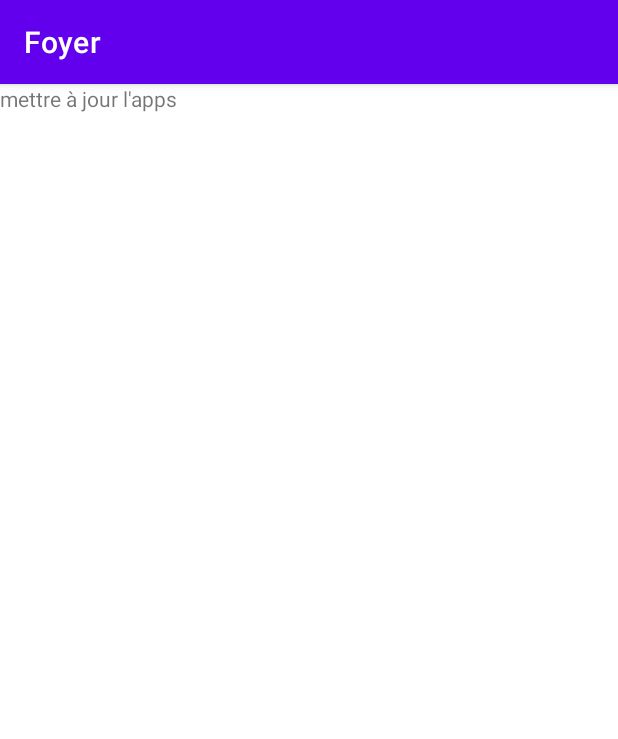
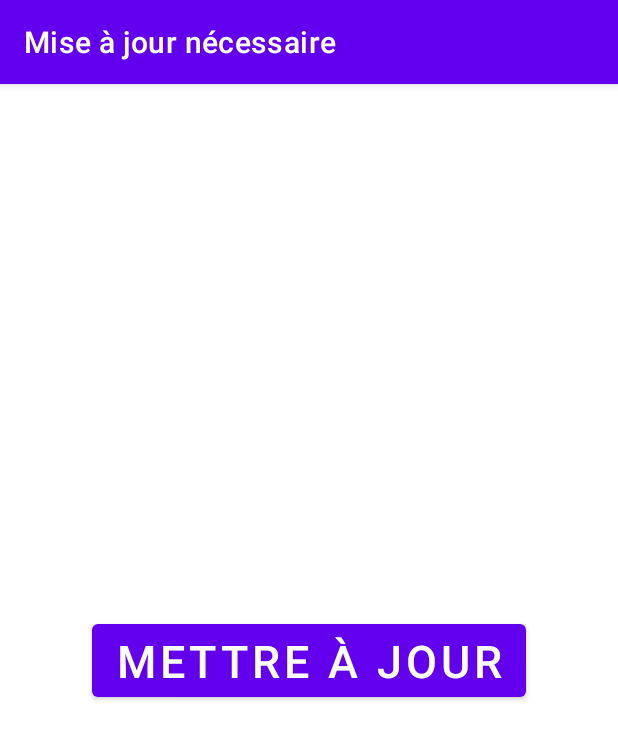
Before and after one commit to Azerthias/bigbrother, an Android app: the screen it shows after launch (Maj), on a phone screen of 412 x 824 dp. Shown: the top 739 px of the screen. Run offline under Robolectric (Android 15) with nearby library versions, the phone set to English and light mode, and no system bars; our stand-ins replace Firebase (no records; nobody signed in at launch, a user with empty details on screens opened directly); 1 statement that could not run was skipped.

Commit message:
details, opti & maj

```diff
--- a/app/src/main/java/fr/smb/bigbrother/annexe/Authentification.java
+++ b/app/src/main/java/fr/smb/bigbrother/annexe/Authentification.java
@@ -26,6 +26,7 @@ import com.google.firebase.auth.FirebaseAuth;
 import com.google.firebase.auth.FirebaseUser;
 import com.google.firebase.auth.GoogleAuthProvider;
 
+import java.io.File;
 import java.text.ParseException;
 
 import fr.smb.bigbrother.MainActivity;
@@ -123,7 +124,7 @@ public class Authentification extends AppCompatActivity implements GoogleApiClie
 
 
             tvMail.setText(acct.getEmail());
-            Util.print("email : " + acct.getEmail());
+            Util.print("email" , acct.getEmail());
 
 
         }
--- a/app/src/main/java/fr/smb/bigbrother/annexe/Maj.java
+++ b/app/src/main/java/fr/smb/bigbrother/annexe/Maj.java
@@ -5,6 +5,7 @@ import android.os.Bundle;
 import androidx.appcompat.app.AppCompatActivity;
 
 import fr.smb.bigbrother.R;
+import fr.smb.bigbrother.util.Util;
 
 public class Maj  extends AppCompatActivity {
 
@@ -13,5 +14,7 @@ public class Maj  extends AppCompatActivity {
         super.onCreate(savedInstanceState);
         setContentView(R.layout.maj);
 
+        Util.setTitle(this,"Mise à jour nécessaire");
+
     }
 }
--- a/app/src/main/java/fr/smb/bigbrother/annexe/Start.java
+++ b/app/src/main/java/fr/smb/bigbrother/annexe/Start.java
@@ -13,31 +13,30 @@ import com.google.firebase.auth.FirebaseAuth;
 import com.google.firebase.auth.FirebaseUser;
 import com.google.firebase.database.DataSnapshot;
 
+import fr.smb.bigbrother.BuildConfig;
 import fr.smb.bigbrother.MainActivity;
+import fr.smb.bigbrother.R;
 import fr.smb.bigbrother.util.Cache;
 import fr.smb.bigbrother.util.Util;
 import fr.smb.bigbrother.util.database.Database;
 
 public class Start extends AppCompatActivity {
 
-    final static String version = "beta";
-
-    final static boolean forceLoggin = false;
-    final static boolean forceAuth = true;
+    final static boolean forceAuth = false;
 
     @Override
     protected void onCreate(Bundle savedInstanceState) {
         super.onCreate(savedInstanceState);
+        setContentView(R.layout.auth);
 
         Util.init(this);
 
-        Database.getReference("version").get().addOnCompleteListener(new OnCompleteListener<DataSnapshot>() {
-            @Override
-            public void onComplete(@NonNull Task<DataSnapshot> task) {
+        Database.getReference("version").get().addOnCompleteListener(task -> {
             String s = task.getResult().getValue(String.class);
-                Log.println(Log.ASSERT, "g", "" + s);
+            Log.println(Log.ASSERT, "version", "" + s);
             Intent i;
-                if(s.equals(version)){
+
+            if(s.equals(BuildConfig.VERSION_NAME)){
 
                 FirebaseUser currentUser = FirebaseAuth.getInstance().getCurrentUser();
                 if(!Cache.isLogged() || currentUser == null || forceAuth || !currentUser.getEmail().split("@")[1].equals("stemariebeaucamps.fr")){
@@ -55,7 +54,6 @@ public class Start extends AppCompatActivity {
             }
             startActivity(i);
             finish();
-            }
         });
 
     }
--- a/app/src/main/java/fr/smb/bigbrother/foyer/midi/DemandeMidi.java
+++ b/app/src/main/java/fr/smb/bigbrother/foyer/midi/DemandeMidi.java
@@ -42,7 +42,7 @@ public class DemandeMidi extends AppCompatActivity {
 
         Button b = findViewById(R.id.bOui);
         b.setOnClickListener(v -> {
-            Database.write(Util.dayPath(j, h)+ "/demandes/" + Cache.getCard(), Cache.getName());
+            Database.write(Util.dayPath(j, h)+ "/demandes/" + Cache.getName() + "/carte", Cache.getCard());
             finish();
         });
 
--- a/app/src/main/java/fr/smb/bigbrother/foyer/midi/RemoveMidi.java
+++ b/app/src/main/java/fr/smb/bigbrother/foyer/midi/RemoveMidi.java
@@ -31,7 +31,7 @@ public class RemoveMidi extends AppCompatActivity {
 
         Button b = findViewById(R.id.bOui);
         b.setOnClickListener(v -> {
-            Database.remove(Util.dayPath(j, h)+ "/demandes/" + Cache.getCard());
+            Database.remove(Util.dayPath(j, h)+ "/demandes/" + Cache.getName());
             finish();
         });
 
--- a/app/src/main/java/fr/smb/bigbrother/util/Util.java
+++ b/app/src/main/java/fr/smb/bigbrother/util/Util.java
@@ -89,7 +89,7 @@ public class Util {
 
 
     public static String dayPath(int day, int h){
-        return "foyer/midi/semaines/semaine" + Util.getWeekNumber() + "/" + (dayNumber(day)+1) + Util.jours[day] + "/" + h + "h";
+        return "foyer_midi/semaine" + Util.getWeekNumber() + "/" + (dayNumber(day)+1) + Util.jours[day] + "/" + h + "h";
     }
 
 
--- a/app/src/main/res/layout/maj.xml
+++ b/app/src/main/res/layout/maj.xml
@@ -1,12 +1,21 @@
 <?xml version="1.0" encoding="utf-8"?>
-<LinearLayout xmlns:android="http://schemas.android.com/apk/res/android"
+<androidx.constraintlayout.widget.ConstraintLayout xmlns:android="http://schemas.android.com/apk/res/android"
+    xmlns:app="http://schemas.android.com/apk/res-auto"
+    xmlns:tools="http://schemas.android.com/tools"
+    android:id="@+id/bMaj"
     android:layout_width="match_parent"
-    android:layout_height="match_parent">
+    android:layout_height="match_parent"
+    android:orientation="vertical">
 
-    <TextView
-        android:id="@+id/textView"
+    <Button
         android:layout_width="wrap_content"
         android:layout_height="wrap_content"
-        android:layout_weight="1"
-        android:text="mettre à jour l'apps" />
-</LinearLayout>
+        android:text="Mettre à jour"
+        android:textSize="30sp"
+        app:layout_constraintBottom_toBottomOf="parent"
+        app:layout_constraintEnd_toEndOf="parent"
+        app:layout_constraintStart_toStartOf="parent"
+        app:layout_constraintTop_toTopOf="parent" />
+
+
+</androidx.constraintlayout.widget.ConstraintLayout>
```
Also changed, not shown: app/src/main/java/fr/smb/bigbrother/foyer/midi/Midi.java (+24 -28 lines), app/src/main/res/layout/start.xml (added, +7 -0 lines), app/src/main/res/drawable/logo_smb.png (added). Lines whose indentation alone changed are shown as unchanged.
